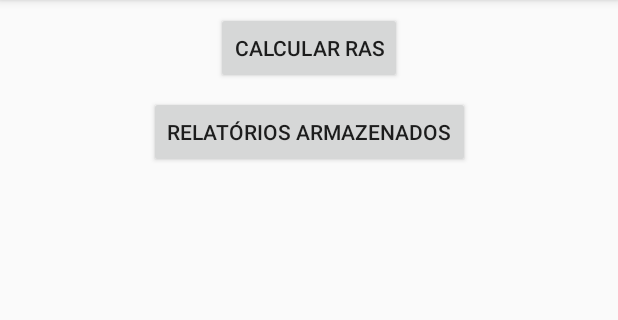
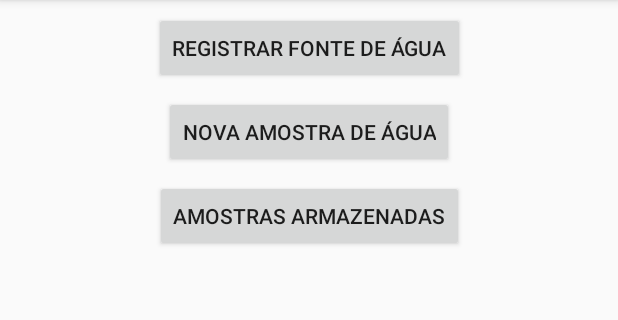
Before and after one commit to ArlanMDs/QWater, an Android app: the screen it shows after launch (MainActivity), on a phone screen of 412 x 824 dp, the part 84-404 px from its top. Run offline under Robolectric (Android 15) with nearby library versions, the phone set to English and light mode, and no system bars.

Commit message:
Fim da primeira versão do BD

```diff
--- a/app/src/main/java/br/com/ufersa/qwater/activities/MainActivity.java
+++ b/app/src/main/java/br/com/ufersa/qwater/activities/MainActivity.java
@@ -21,23 +21,30 @@ public class MainActivity extends AppCompatActivity implements View.OnClickListe
 
     }
     private void findViewsIds() {
-        Button newTest = findViewById(R.id.newTest);
+        Button newTest = findViewById(R.id.BUTTON_TABHOST_ACTIVITY);
         newTest.setOnClickListener(this);
 
-        Button savedReports = findViewById(R.id.savedReports);
+        Button savedReports = findViewById(R.id.BUTTON_REPORT_DETAILS_ACTIVITY);
         savedReports.setOnClickListener(this);
+
+        Button waterSource = findViewById(R.id.BUTTON_WATER_SOURCE_ACTIVITY);
+        waterSource.setOnClickListener(this);
     }
 
     @Override
     public void onClick(View v) {
         Intent intent;
         switch (v.getId()){
-            case R.id.newTest:
+            case R.id.BUTTON_TABHOST_ACTIVITY:
                 intent = new Intent(MainActivity.this, TabHostActivity.class);
                 startActivity(intent);
                 break;
-            case R.id.savedReports:
-                intent = new Intent(MainActivity.this, SavedReportsActivity.class);
+            case R.id.BUTTON_REPORT_DETAILS_ACTIVITY:
+                intent = new Intent(MainActivity.this, StoredWaterSamplesActivity.class);
+                startActivity(intent);
+                break;
+            case R.id.BUTTON_WATER_SOURCE_ACTIVITY:
+                intent = new Intent(MainActivity.this, WaterSourceActivity.class);
                 startActivity(intent);
                 break;
         }
--- a/app/src/main/java/br/com/ufersa/qwater/activities/TabHostActivity.java
+++ b/app/src/main/java/br/com/ufersa/qwater/activities/TabHostActivity.java
@@ -19,7 +19,7 @@ import android.view.ViewGroup;
 import br.com.ufersa.qwater.R;
 import br.com.ufersa.qwater.fragments.Tab1;
 import br.com.ufersa.qwater.fragments.Tab2;
-import br.com.ufersa.qwater.models.Report;
+import br.com.ufersa.qwater.models.WaterSample;
 
 public class TabHostActivity extends AppCompatActivity implements Tab1.interfaceDataCommunicator, ViewPager.OnPageChangeListener,
         TabLayout.OnTabSelectedListener{
@@ -103,10 +103,10 @@ public class TabHostActivity extends AppCompatActivity implements Tab1.interface
     }
 
     @Override
-    public void sendData(Report report) {
+    public void sendData(WaterSample waterSample) {
         try {
             Tab2 frag = (Tab2) getSupportFragmentManager().findFragmentById(R.id.container);
-            frag.updateData(report);
+            frag.updateData(waterSample);
         }catch (Exception e){
             e.printStackTrace();
         }
--- a/app/src/main/java/br/com/ufersa/qwater/database/Delete.java
+++ b/app/src/main/java/br/com/ufersa/qwater/database/Delete.java
@@ -2,7 +2,7 @@ package br.com.ufersa.qwater.database;
 
 import android.database.sqlite.SQLiteDatabase;
 
-import br.com.ufersa.qwater.models.Report;
+import br.com.ufersa.qwater.models.WaterSample;
 
 /**
  * Created by Arlan on 24-Nov-17.
@@ -18,10 +18,10 @@ public class Delete {
         db.execSQL(query);
     }
 
-    public boolean removeReport(Report report){
+    public boolean removeReport(WaterSample waterSample){
         SQLiteDatabase db = MainDB.getInstance().getWritableDatabase();
 
-        String query = "id = '"+ report.getId() + "'";
+        String query = "id = '"+ waterSample.getId() + "'";
 
         return db.delete(MainDB.REPORT_TABLE, query, null) > 0;
     }
--- a/app/src/main/res/layout/activity_main.xml
+++ b/app/src/main/res/layout/activity_main.xml
@@ -7,26 +7,40 @@
     tools:context=".activities.MainActivity">
 
     <Button
-        android:id="@+id/newTest"
+        android:id="@+id/BUTTON_WATER_SOURCE_ACTIVITY"
+        android:layout_width="wrap_content"
+        android:layout_height="wrap_content"
+        android:layout_marginEnd="8dp"
+        android:layout_marginLeft="8dp"
+        android:layout_marginRight="8dp"
+        android:layout_marginStart="8dp"
+        android:layout_marginTop="8dp"
+        android:text="@string/registrarFonte"
+        app:layout_constraintEnd_toEndOf="parent"
+        app:layout_constraintStart_toStartOf="parent"
+        app:layout_constraintTop_toTopOf="parent" />
+
+    <Button
+        android:id="@+id/BUTTON_TABHOST_ACTIVITY"
         android:layout_width="wrap_content"
         android:layout_height="wrap_content"
         android:layout_marginEnd="8dp"
         android:layout_marginStart="8dp"
         android:layout_marginTop="8dp"
-        android:text="@string/newTest"
+        android:text="@string/storeSample"
         app:layout_constraintEnd_toEndOf="parent"
         app:layout_constraintStart_toStartOf="parent"
-        app:layout_constraintTop_toTopOf="parent" />
+        app:layout_constraintTop_toBottomOf="@+id/BUTTON_WATER_SOURCE_ACTIVITY" />
 
     <Button
-        android:id="@+id/savedReports"
+        android:id="@+id/BUTTON_REPORT_DETAILS_ACTIVITY"
         android:layout_width="wrap_content"
         android:layout_height="wrap_content"
         android:layout_marginEnd="8dp"
         android:layout_marginStart="8dp"
         android:layout_marginTop="8dp"
-        android:text="@string/savedReports"
+        android:text="@string/savedWaterSamples"
         app:layout_constraintEnd_toEndOf="parent"
         app:layout_constraintStart_toStartOf="parent"
-        app:layout_constraintTop_toBottomOf="@+id/newTest" />
+        app:layout_constraintTop_toBottomOf="@+id/BUTTON_TABHOST_ACTIVITY" />
 </android.support.constraint.ConstraintLayout>
--- a/app/src/main/res/layout/activity_saved_reports.xml
+++ b/app/src/main/res/layout/activity_stored_water_samples.xml
@@ -3,7 +3,7 @@
     xmlns:tools="http://schemas.android.com/tools"
     android:layout_width="match_parent"
     android:layout_height="match_parent"
-    tools:context=".activities.SavedReportsActivity">
+    tools:context=".activities.StoredWaterSamplesActivity">
 
     <TextView
         android:id="@+id/textView15"
--- a/app/src/main/res/layout/activity_report_details.xml
+++ b/app/src/main/res/layout/activity_water_sample_details.xml
@@ -4,7 +4,7 @@
     xmlns:tools="http://schemas.android.com/tools"
     android:layout_width="match_parent"
     android:layout_height="match_parent"
-    tools:context=".activities.ReportDetailsActivity">
+    tools:context=".activities.WaterSamplesDetailsActivity">
 
     <android.support.constraint.ConstraintLayout
         android:layout_width="match_parent"
--- a/app/src/main/res/values/strings.xml
+++ b/app/src/main/res/values/strings.xml
@@ -2,8 +2,9 @@
     <string name="app_name">QWater</string>
     <string name="action_configuracoes">Configurações</string>
     <string name="action_sobre">Sobre</string>
-    <string name="newTest">Calcular RAS</string>
-    <string name="savedReports">Relatórios armazenados</string>
+    <string name="storeSample">Nova Amostra de Água</string>
+    <string name="savedWaterSamples">Amostras armazenadas</string>
+    <string name="registrarFonte">Registrar Fonte de Água</string>
 
     <string name="S1" translatable="false">Água com baixo teor de sódio: pode ser usada para irrigação em quase todos os solos, com pouco perigo de desenvolvimento
         de problemas de sodificação.</string>
```
Also changed, not shown: app/src/main/AndroidManifest.xml (+11 -16 lines), app/src/main/java/br/com/ufersa/qwater/activities/StoredWaterSamplesActivity.java (renamed from app/src/main/java/br/com/ufersa/qwater/activities/SavedReportsActivity.java, +9 -8 lines), app/src/main/java/br/com/ufersa/qwater/activities/WaterSamplesDetailsActivity.java (renamed from app/src/main/java/br/com/ufersa/qwater/activities/ReportDetailsActivity.java, +19 -19 lines), app/src/main/java/br/com/ufersa/qwater/activities/WaterSourceActivity.java (added, +15 -0 lines), app/src/main/java/br/com/ufersa/qwater/database/Read.java (+18 -18 lines), app/src/main/java/br/com/ufersa/qwater/database/Update.java (+14 -14 lines), app/src/main/java/br/com/ufersa/qwater/fragments/Tab1.java (+18 -18 lines), app/src/main/java/br/com/ufersa/qwater/fragments/Tab2.java (+13 -13 lines), app/src/main/java/br/com/ufersa/qwater/models/CustomWaterSampleAdapter.java (renamed from app/src/main/java/br/com/ufersa/qwater/models/CustomReportAdapter.java, +13 -13 lines), app/src/main/java/br/com/ufersa/qwater/models/WaterSample.java (renamed from app/src/main/java/br/com/ufersa/qwater/models/Report.java, +8 -8 lines), app/src/main/res/layout/activity_water_source.xml (added, +8 -0 lines), app/src/main/res/layout/display_water_sample_row.xml (renamed from app/src/main/res/layout/display_report_row.xml).
